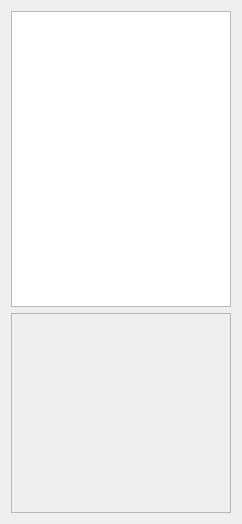
The window that frameworks/runtime-src/proj.win32QT/res/ui/ExplorerPanel.ui (Kanaykin/BinaryLand) describes before a commit, drawn with Qt 5.
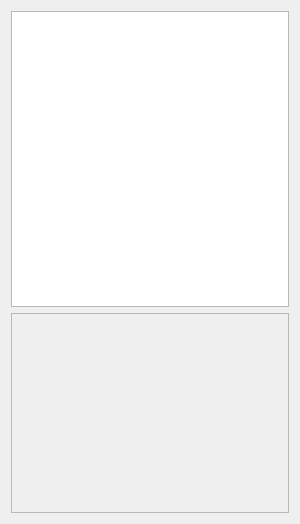
The same window after the commit.

Diff of the .ui file:
```diff
--- a/frameworks/runtime-src/proj.win32QT/res/ui/ExplorerPanel.ui
+++ b/frameworks/runtime-src/proj.win32QT/res/ui/ExplorerPanel.ui
@@ -6,19 +6,19 @@
    <rect>
     <x>0</x>
     <y>0</y>
-    <width>242</width>
+    <width>300</width>
     <height>524</height>
    </rect>
   </property>
   <property name="minimumSize">
    <size>
-    <width>242</width>
+    <width>300</width>
     <height>0</height>
    </size>
   </property>
   <property name="maximumSize">
    <size>
-    <width>242</width>
+    <width>300</width>
     <height>16777215</height>
    </size>
   </property>
```
Left out of the diff: 1 changed line with no effect on the pictures.
